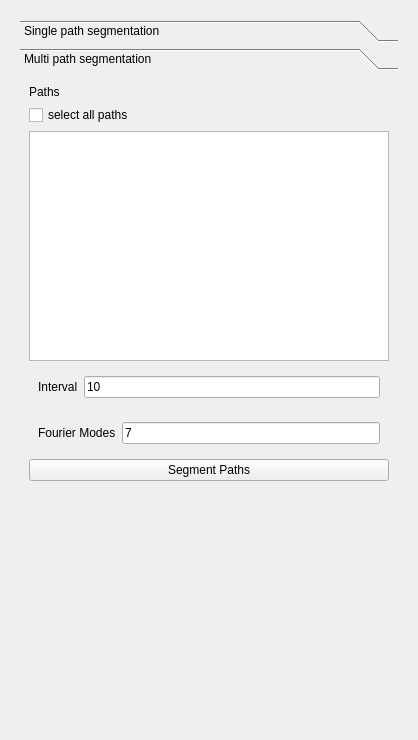
This is Code/Source/sv4gui/Plugins/org.sv.gui.qt.segmentation/sv4gui_Seg2DEdit.ui in gmaher/SimVascular as Qt 5 draws it before an edit. The edited form follows.
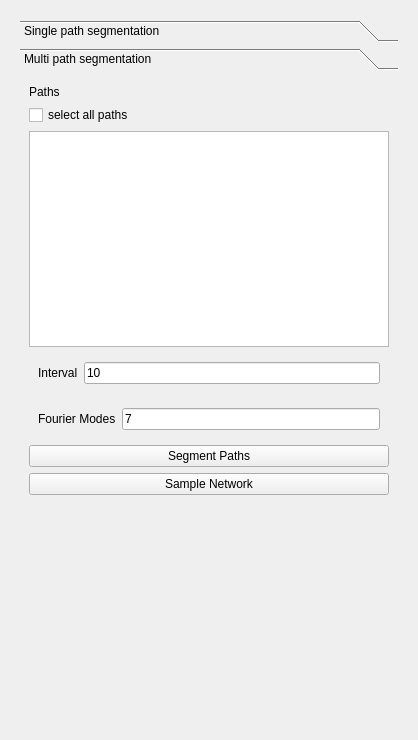
This is the edited form. Custom widgets are drawn as their Qt base class.

Patch:
```diff
--- a/Code/Source/sv4gui/Plugins/org.sv.gui.qt.segmentation/sv4gui_Seg2DEdit.ui
+++ b/Code/Source/sv4gui/Plugins/org.sv.gui.qt.segmentation/sv4gui_Seg2DEdit.ui
@@ -874,6 +874,13 @@
             </property>
            </widget>
           </item>
+          <item>
+           <widget class="QPushButton" name="sampleNetButton">
+            <property name="text">
+             <string>Sample Network</string>
+            </property>
+           </widget>
+          </item>
           <item>
            <spacer name="verticalSpacer_2">
             <property name="orientation">
```
